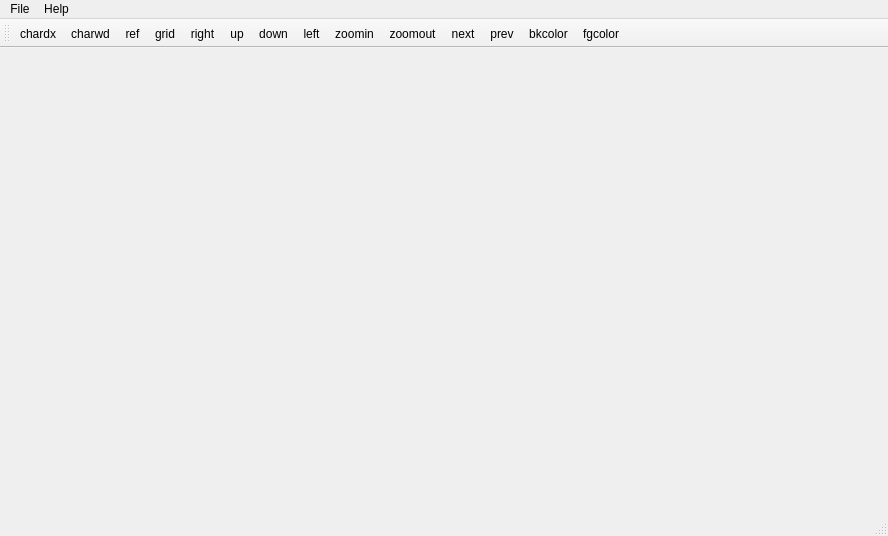
Above: TeXFontViewerQt/mainwindow.ui from nadder/rstex before the change. Below: the same form after it.
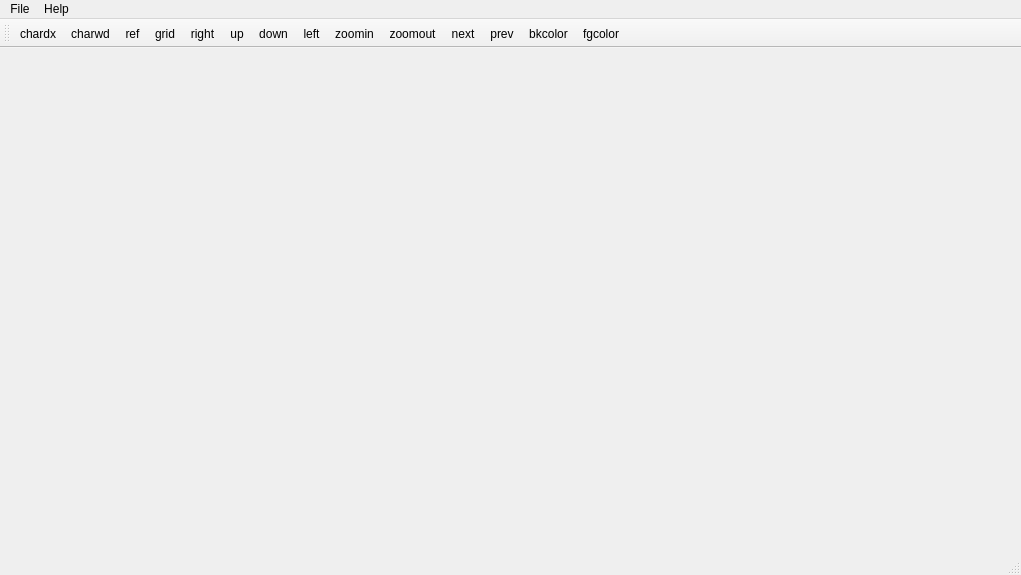
That is the form after the change. Icons and pictures are not drawn.

What changed in the file:
```diff
--- a/TeXFontViewerQt/mainwindow.ui
+++ b/TeXFontViewerQt/mainwindow.ui
@@ -6,8 +6,8 @@
    <rect>
     <x>0</x>
     <y>0</y>
-    <width>888</width>
-    <height>536</height>
+    <width>1021</width>
+    <height>575</height>
    </rect>
   </property>
   <property name="windowTitle">
@@ -25,7 +25,7 @@
     <rect>
      <x>0</x>
      <y>0</y>
-     <width>888</width>
+     <width>1021</width>
      <height>21</height>
     </rect>
    </property>
```
Left out of the diff: 2 changed lines with no effect on the pictures.
